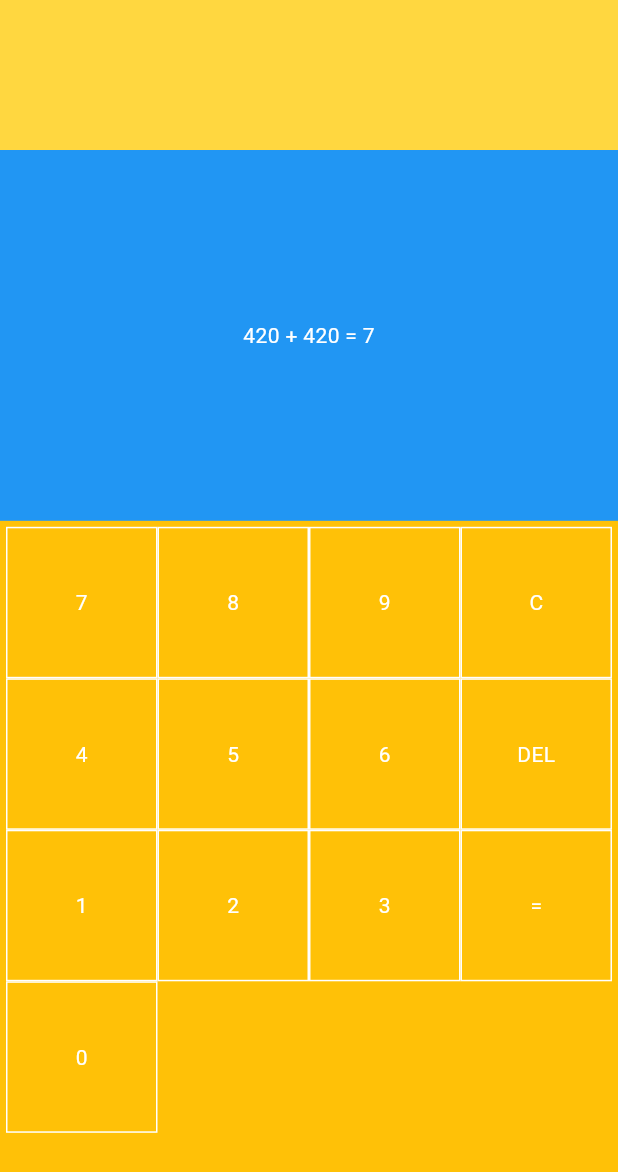
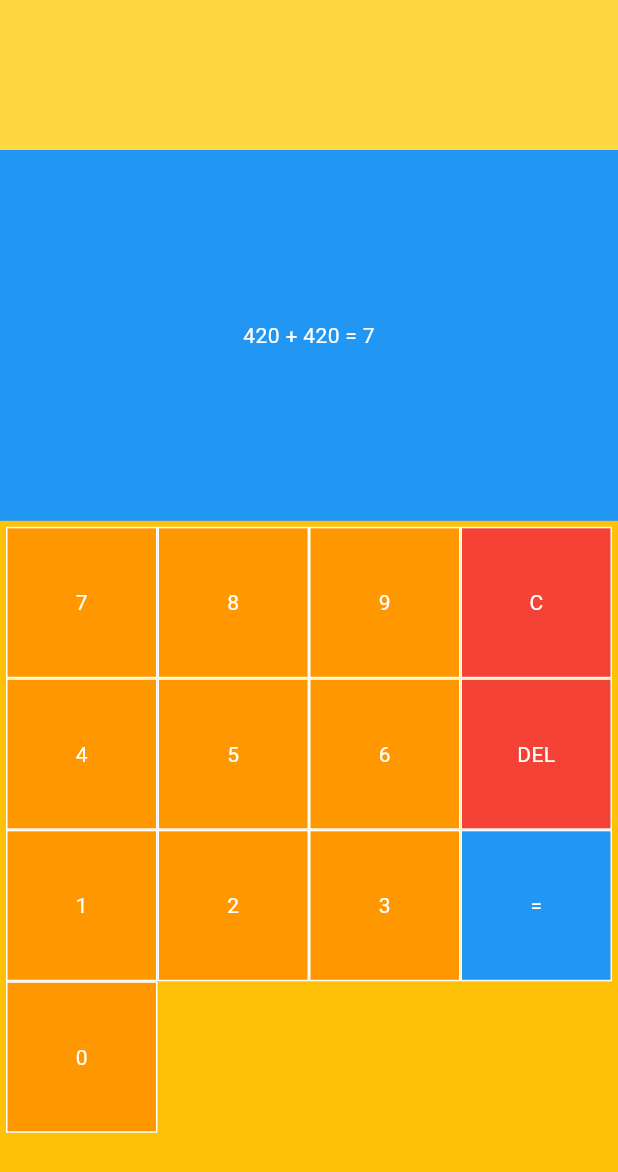
Before and after one commit to ravenuy17/finalproject-mobprog, a Flutter app: the screen it shows after launch, after a tap on an icon or button, on a phone screen of 412 x 824 dp. Shown: the top 1172 px of the screen. Run offline on Flutter 3.47's test engine with Material 3 defaults, Android fonts, the phone set to English and light mode, and no system bars.

Commit message:
Colors on the button

```diff
--- a/lib/homePage.dart
+++ b/lib/homePage.dart
@@ -23,20 +23,20 @@ class HomePage extends StatefulWidget {
 
 class _HomePageState extends State<HomePage> {
   // Number pad list
-  List<String> numberPad = [
-    "7",
-    "8",
-    "9",
-    "C",
-    "4",
-    "5",
-    "6",
-    "DEL",
-    "1",
-    "2",
-    "3",
-    "=",
-    "0",
+  List<MyButtonData> numberPad = [
+    MyButtonData(child: "7", color: Colors.orange),
+    MyButtonData(child: "8", color: Colors.orange),
+    MyButtonData(child: "9", color: Colors.orange),
+    MyButtonData(child: "C", color: Colors.red),
+    MyButtonData(child: "4", color: Colors.orange),
+    MyButtonData(child: "5", color: Colors.orange),
+    MyButtonData(child: "6", color: Colors.orange),
+    MyButtonData(child: "DEL", color: Colors.red),
+    MyButtonData(child: "1", color: Colors.orange),
+    MyButtonData(child: "2", color: Colors.orange),
+    MyButtonData(child: "3", color: Colors.orange),
+    MyButtonData(child: "=", color: Colors.blue),
+    MyButtonData(child: "0", color: Colors.orange),
   ];
 
   // Question variables
@@ -87,8 +87,8 @@ class _HomePageState extends State<HomePage> {
                   ),
                   itemBuilder: (context, index) {
                     return MyButton(
-                      child: numberPad[index],
-                      onTap: () => buttonTapped(numberPad[index]),
+                      data: numberPad[index],
+                      onTap: () => buttonTapped(numberPad[index].child),
                     );
                   },
                 ),
@@ -115,19 +115,65 @@ class _HomePageState extends State<HomePage> {
           userAnswer = userAnswer.substring(0, userAnswer.length - 1);
         }
       } else {
-        // Append the button value to the user's answer
-        userAnswer += button;
+        // Append the button value to the user's answer if it's a valid input
+        if (isValidInput(button)) {
+          userAnswer += button;
+        }
       }
     });
   }
 
+  bool isValidInput(String input) {
+    // Define the valid characters that can be used in the input
+    List<String> validCharacters = [
+      "0",
+      "1",
+      "2",
+      "3",
+      "4",
+      "5",
+      "6",
+      "7",
+      "8",
+      "9"
+    ];
+
+    // Check if the input is a valid character
+    return validCharacters.contains(input);
+  }
+
   void checkResult() {
-    int result = numberA + numberB;
-    if (int.tryParse(userAnswer) == result) {
-      showGreatJobModal();
+    if (userAnswer.isEmpty) {
+      // Show an error modal if the answer is empty
+      showEmptyAnswerModal();
     } else {
-      showTryAgainModal();
+      int result = numberA + numberB;
+      if (int.tryParse(userAnswer) == result) {
+        showGreatJobModal();
+      } else {
+        showTryAgainModal();
+      }
     }
+  }
+
+  void showEmptyAnswerModal() {
+    showDialog(
+      context: context,
+      builder: (BuildContext context) {
+        return AlertDialog(
+          title: Text('Error'),
+          content: Text('Please enter a valid answer before checking.'),
+          actions: <Widget>[
+            TextButton(
+              onPressed: () {
+                Navigator.of(context).pop();
+              },
+              child: Text('OK'),
+            ),
+          ],
+        );
+      },
+    );
   }
 
   void showGreatJobModal() {
@@ -182,10 +228,10 @@ class _HomePageState extends State<HomePage> {
 }
 
 class MyButton extends StatelessWidget {
-  final String child;
+  final MyButtonData data;
   final VoidCallback onTap;
 
-  MyButton({required this.child, required this.onTap});
+  MyButton({required this.data, required this.onTap});
 
   @override
   Widget build(BuildContext context) {
@@ -195,12 +241,20 @@ class MyButton extends StatelessWidget {
         alignment: Alignment.center,
         decoration: BoxDecoration(
           border: Border.all(color: Colors.white),
+          color: data.color,
         ),
         child: Text(
-          child,
+          data.child,
           style: TextStyle(color: Colors.white),
         ),
       ),
     );
   }
 }
+
+class MyButtonData {
+  final String child;
+  final Color color;
+
+  MyButtonData({required this.child, required this.color});
+}
```
